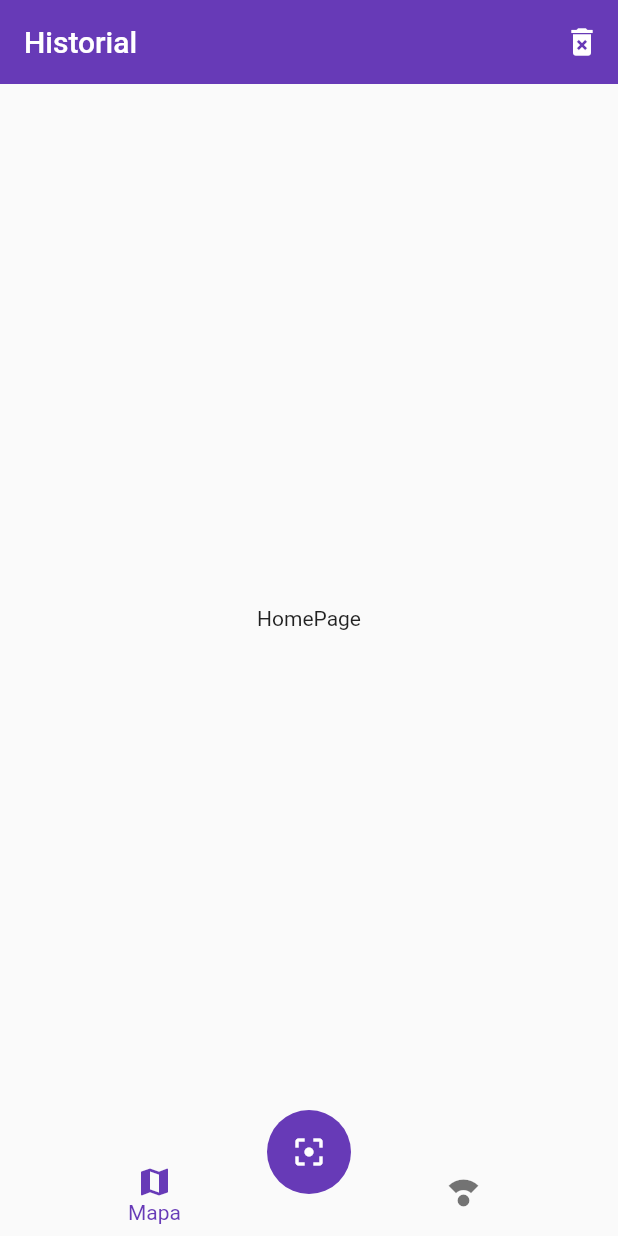
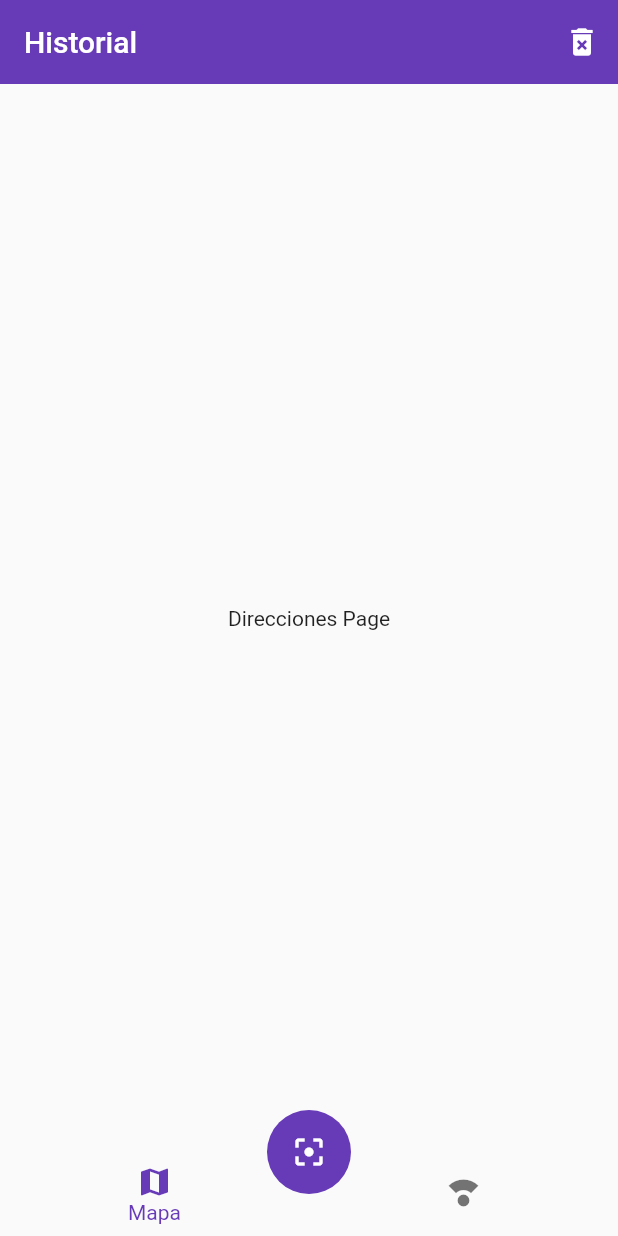
Before and after one commit to RichardWhiteG2/qr_reader, a Flutter app: the screen it shows after launch, on a phone screen of 412 x 824 dp. Run offline on Flutter 3.47's test engine with Material 2 defaults, Android fonts, the phone set to English and light mode, and no system bars.

```diff
--- /dev/null
+++ b/lib/pages/direcciones_page.dart
@@ -0,0 +1,11 @@
+
+import 'package:flutter/material.dart';
+
+
+class DireccionesPage extends StatelessWidget {
+
+  @override
+  Widget build(BuildContext context) {
+    return Center(child: Text('Direcciones Page'),);
+  }
+}
--- a/lib/pages/home_page.dart
+++ b/lib/pages/home_page.dart
@@ -1,4 +1,6 @@
 import 'package:flutter/material.dart';
+import 'package:qr_reader/pages/direcciones_page.dart';
+import 'package:qr_reader/pages/mapas_pages.dart';
 import 'package:qr_reader/widgets/custom_navigatorbar.dart';
 import 'package:qr_reader/widgets/scan_button.dart';
 
@@ -19,12 +21,29 @@ class HomePage extends StatelessWidget {
           )
         ],
       ),
-      body: Center(
-         child: Text('HomePage'),
-      ),
+      body: _HomePageBody(),
       bottomNavigationBar: CustomNavigationBar(),
       floatingActionButton: ScanButton(),
       floatingActionButtonLocation: FloatingActionButtonLocation.centerDocked,
     );
   }
 }
+
+class _HomePageBody extends StatelessWidget {
+
+
+  @override
+  Widget build(BuildContext context) {
+    //Cambiar para mostrar la pagina respectiva.
+    final currentIndex = 1;
+
+    switch (currentIndex) {
+      case 0:
+        return MapasPage();
+      case 1:
+        return DireccionesPage();
+      default:
+        return MapasPage();
+    }
+  }
+}
--- /dev/null
+++ b/lib/pages/mapas_pages.dart
@@ -0,0 +1,11 @@
+
+import 'package:flutter/material.dart';
+
+
+class MapasPage extends StatelessWidget {
+
+  @override
+  Widget build(BuildContext context) {
+    return Center(child: Text('Mapas Page'),);
+  }
+}
--- a/lib/widgets/custom_navigatorbar.dart
+++ b/lib/widgets/custom_navigatorbar.dart
@@ -5,13 +5,15 @@ class CustomNavigationBar extends StatelessWidget {
 
   @override
   Widget build(BuildContext context) {
+    final currentIndex=0;
+
     return BottomNavigationBar(
       showUnselectedLabels: false,
       selectedItemColor: Colors.deepPurple,
       //backgroundColor: Color.fromRGBO(55, 57, 84, 1),
       //unselectedItemColor: Color.fromRGBO(116, 117, 152, 1),
       elevation: 0,
-      currentIndex: 0,
+      currentIndex: currentIndex,
       items: <BottomNavigationBarItem> [
         BottomNavigationBarItem(
           icon: Icon(Icons.map),
```
